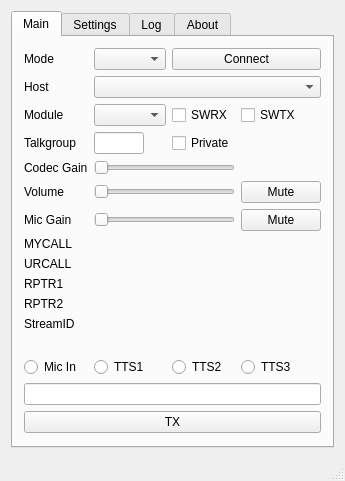
First picture: the form in dudestar.ui, repository ea5gvk/nostar-dudestar, before the edit.
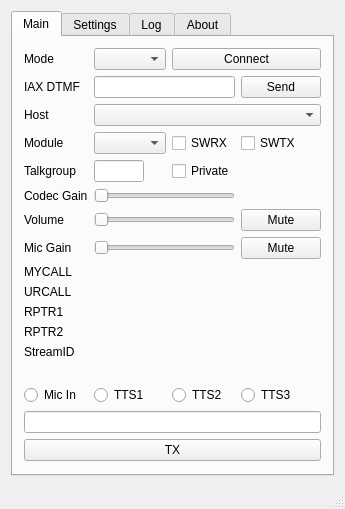
Second picture: the form after the edit. Icons and pictures are not drawn.

Diff of the .ui file:
```diff
--- a/dudestar.ui
+++ b/dudestar.ui
@@ -6,8 +6,8 @@
    <rect>
     <x>0</x>
     <y>0</y>
-    <width>318</width>
-    <height>459</height>
+    <width>338</width>
+    <height>471</height>
    </rect>
   </property>
   <property name="windowTitle">
@@ -35,137 +35,7 @@
         <string>Main</string>
        </attribute>
        <layout class="QGridLayout" name="gridLayout">
-        <item row="8" column="2" colspan="2">
-         <widget class="QSlider" name="sliderMic">
-          <property name="toolTip">
-           <string>Audio capture device gain adjust .</string>
-          </property>
-          <property name="orientation">
-           <enum>Qt::Horizontal</enum>
-          </property>
-         </widget>
-        </item>
         <item row="9" column="1">
-         <widget class="QLabel" name="label1">
-          <property name="sizePolicy">
-           <sizepolicy hsizetype="Preferred" vsizetype="Fixed">
-            <horstretch>0</horstretch>
-            <verstretch>0</verstretch>
-           </sizepolicy>
-          </property>
-          <property name="text">
-           <string>MYCALL</string>
-          </property>
-         </widget>
-        </item>
-        <item row="0" column="3" colspan="2">
-         <widget class="QPushButton" name="pushConnect">
-          <property name="text">
-           <string>Connect</string>
-          </property>
-         </widget>
-        </item>
-        <item row="15" column="2">
-         <widget class="QRadioButton" name="radioTTS1">
-          <property name="text">
-           <string>TTS1</string>
-          </property>
-         </widget>
-        </item>
-        <item row="10" column="2" colspan="3">
-         <widget class="QLabel" name="data2">
-          <property name="sizePolicy">
-           <sizepolicy hsizetype="Preferred" vsizetype="Fixed">
-            <horstretch>0</horstretch>
-            <verstretch>0</verstretch>
-           </sizepolicy>
-          </property>
-          <property name="text">
-           <string/>
-          </property>
-         </widget>
-        </item>
-        <item row="2" column="1">
-         <widget class="QLabel" name="labelModule">
-          <property name="text">
-           <string>Module</string>
-          </property>
-         </widget>
-        </item>
-        <item row="11" column="2" colspan="3">
-         <widget class="QLabel" name="data3">
-          <property name="sizePolicy">
-           <sizepolicy hsizetype="Preferred" vsizetype="Fixed">
-            <horstretch>0</horstretch>
-            <verstretch>0</verstretch>
-           </sizepolicy>
-          </property>
-          <property name="text">
-           <string/>
-          </property>
-         </widget>
-        </item>
-        <item row="3" column="1">
-         <widget class="QLabel" name="labelTalkgroup">
-          <property name="sizePolicy">
-           <sizepolicy hsizetype="Preferred" vsizetype="Fixed">
-            <horstretch>0</horstretch>
-            <verstretch>0</verstretch>
-           </sizepolicy>
-          </property>
-          <property name="text">
-           <string>Talkgroup</string>
-          </property>
-         </widget>
-        </item>
-        <item row="12" column="1">
-         <widget class="QLabel" name="label4">
-          <property name="sizePolicy">
-           <sizepolicy hsizetype="Preferred" vsizetype="Fixed">
-            <horstretch>0</horstretch>
-            <verstretch>0</verstretch>
-           </sizepolicy>
-          </property>
-          <property name="text">
-           <string>RPTR2</string>
-          </property>
-         </widget>
-        </item>
-        <item row="0" column="1">
-         <widget class="QLabel" name="labelMode">
-          <property name="text">
-           <string>Mode</string>
-          </property>
-         </widget>
-        </item>
-        <item row="12" column="2" colspan="3">
-         <widget class="QLabel" name="data4">
-          <property name="sizePolicy">
-           <sizepolicy hsizetype="Preferred" vsizetype="Fixed">
-            <horstretch>0</horstretch>
-            <verstretch>0</verstretch>
-           </sizepolicy>
-          </property>
-          <property name="text">
-           <string/>
-          </property>
-         </widget>
-        </item>
-        <item row="17" column="1" colspan="4">
-         <widget class="QPushButton" name="pushTX">
-          <property name="text">
-           <string>TX</string>
-          </property>
-         </widget>
-        </item>
-        <item row="5" column="1">
-         <widget class="QLabel" name="label">
-          <property name="text">
-           <string>Codec Gain</string>
-          </property>
-         </widget>
-        </item>
-        <item row="8" column="1">
          <widget class="QLabel" name="micLabel">
           <property name="sizePolicy">
            <sizepolicy hsizetype="Preferred" vsizetype="Fixed">
@@ -178,17 +48,7 @@
           </property>
          </widget>
         </item>
-        <item row="15" column="1">
-         <widget class="QRadioButton" name="radioMic">
-          <property name="text">
-           <string>Mic In</string>
-          </property>
-         </widget>
-        </item>
-        <item row="2" column="2">
-         <widget class="QComboBox" name="comboModule"/>
-        </item>
-        <item row="5" column="4">
+        <item row="6" column="4">
          <layout class="QHBoxLayout" name="horizontalLayout">
           <item>
            <widget class="QLabel" name="labelCodecGain">
@@ -199,14 +59,20 @@
           </item>
          </layout>
         </item>
-        <item row="15" column="4">
-         <widget class="QRadioButton" name="radioTTS3">
+        <item row="16" column="2">
+         <widget class="QRadioButton" name="radioTTS1">
           <property name="text">
-           <string>TTS3</string>
+           <string>TTS1</string>
           </property>
          </widget>
         </item>
-        <item row="11" column="1">
+        <item row="3" column="2">
+         <widget class="QComboBox" name="comboModule"/>
+        </item>
+        <item row="2" column="2" colspan="3">
+         <widget class="QComboBox" name="comboHost"/>
+        </item>
+        <item row="12" column="1">
          <widget class="QLabel" name="label3">
           <property name="sizePolicy">
            <sizepolicy hsizetype="Preferred" vsizetype="Fixed">
@@ -219,8 +85,8 @@
           </property>
          </widget>
         </item>
-        <item row="13" column="1">
-         <widget class="QLabel" name="label5">
+        <item row="10" column="2" colspan="3">
+         <widget class="QLabel" name="data1">
           <property name="sizePolicy">
            <sizepolicy hsizetype="Preferred" vsizetype="Fixed">
             <horstretch>0</horstretch>
@@ -228,11 +94,18 @@
            </sizepolicy>
           </property>
           <property name="text">
-           <string>StreamID</string>
+           <string/>
           </property>
          </widget>
         </item>
-        <item row="7" column="2" colspan="2">
+        <item row="9" column="4">
+         <widget class="QPushButton" name="pushMicMute">
+          <property name="text">
+           <string>Mute</string>
+          </property>
+         </widget>
+        </item>
+        <item row="8" column="2" colspan="2">
          <widget class="QSlider" name="sliderVolume">
           <property name="toolTip">
            <string>Codec output gain adjust.  This is not an audio device volume control.  0 = no adjustment to codec output.</string>
@@ -245,27 +118,46 @@
           </property>
          </widget>
         </item>
-        <item row="0" column="2">
-         <widget class="QComboBox" name="comboMode"/>
+        <item row="16" column="3">
+         <widget class="QRadioButton" name="radioTTS2">
+          <property name="text">
+           <string>TTS2</string>
+          </property>
+         </widget>
         </item>
-        <item row="16" column="1" colspan="4">
+        <item row="0" column="1">
+         <widget class="QLabel" name="labelMode">
+          <property name="text">
+           <string>Mode</string>
+          </property>
+         </widget>
+        </item>
+        <item row="6" column="2" colspan="2">
+         <widget class="QSlider" name="sliderCodecGain">
+          <property name="orientation">
+           <enum>Qt::Horizontal</enum>
+          </property>
+         </widget>
+        </item>
+        <item row="0" column="3" colspan="2">
+         <widget class="QPushButton" name="pushConnect">
+          <property name="text">
+           <string>Connect</string>
+          </property>
+         </widget>
+        </item>
+        <item row="16" column="1">
+         <widget class="QRadioButton" name="radioMic">
+          <property name="text">
+           <string>Mic In</string>
+          </property>
+         </widget>
+        </item>
+        <item row="17" column="1" colspan="4">
          <widget class="QLineEdit" name="editTTSTXT"/>
         </item>
-        <item row="2" column="4">
-         <widget class="QCheckBox" name="checkSWTX">
-          <property name="sizePolicy">
-           <sizepolicy hsizetype="Preferred" vsizetype="Fixed">
-            <horstretch>0</horstretch>
-            <verstretch>0</verstretch>
-           </sizepolicy>
-          </property>
-          <property name="text">
-           <string>SWTX</string>
-          </property>
-         </widget>
-        </item>
-        <item row="9" column="2" colspan="3">
-         <widget class="QLabel" name="data1">
+        <item row="15" column="1">
+         <widget class="QLabel" name="label6">
           <property name="sizePolicy">
            <sizepolicy hsizetype="Preferred" vsizetype="Fixed">
             <horstretch>0</horstretch>
@@ -277,7 +169,7 @@
           </property>
          </widget>
         </item>
-        <item row="7" column="1">
+        <item row="8" column="1">
          <widget class="QLabel" name="labelVolume">
           <property name="sizePolicy">
            <sizepolicy hsizetype="Fixed" vsizetype="Fixed">
@@ -291,7 +183,7 @@
          </widget>
         </item>
         <item row="13" column="2" colspan="3">
-         <widget class="QLabel" name="data5">
+         <widget class="QLabel" name="data4">
           <property name="sizePolicy">
            <sizepolicy hsizetype="Preferred" vsizetype="Fixed">
             <horstretch>0</horstretch>
@@ -303,14 +195,125 @@
           </property>
          </widget>
         </item>
-        <item row="2" column="3">
+        <item row="4" column="3">
+         <widget class="QCheckBox" name="checkPrivate">
+          <property name="text">
+           <string>Private</string>
+          </property>
+         </widget>
+        </item>
+        <item row="10" column="1">
+         <widget class="QLabel" name="label1">
+          <property name="sizePolicy">
+           <sizepolicy hsizetype="Preferred" vsizetype="Fixed">
+            <horstretch>0</horstretch>
+            <verstretch>0</verstretch>
+           </sizepolicy>
+          </property>
+          <property name="text">
+           <string>MYCALL</string>
+          </property>
+         </widget>
+        </item>
+        <item row="3" column="3">
          <widget class="QCheckBox" name="checkSWRX">
           <property name="text">
            <string>SWRX</string>
           </property>
          </widget>
         </item>
-        <item row="3" column="2">
+        <item row="3" column="1">
+         <widget class="QLabel" name="labelModule">
+          <property name="text">
+           <string>Module</string>
+          </property>
+         </widget>
+        </item>
+        <item row="16" column="4">
+         <widget class="QRadioButton" name="radioTTS3">
+          <property name="text">
+           <string>TTS3</string>
+          </property>
+         </widget>
+        </item>
+        <item row="2" column="1">
+         <widget class="QLabel" name="labelHost">
+          <property name="text">
+           <string>Host</string>
+          </property>
+         </widget>
+        </item>
+        <item row="9" column="2" colspan="2">
+         <widget class="QSlider" name="sliderMic">
+          <property name="toolTip">
+           <string>Audio capture device gain adjust .</string>
+          </property>
+          <property name="orientation">
+           <enum>Qt::Horizontal</enum>
+          </property>
+         </widget>
+        </item>
+        <item row="4" column="1">
+         <widget class="QLabel" name="labelTalkgroup">
+          <property name="sizePolicy">
+           <sizepolicy hsizetype="Preferred" vsizetype="Fixed">
+            <horstretch>0</horstretch>
+            <verstretch>0</verstretch>
+           </sizepolicy>
+          </property>
+          <property name="text">
+           <string>Talkgroup</string>
+          </property>
+         </widget>
+        </item>
+        <item row="8" column="4">
+         <widget class="QPushButton" name="pushVolMute">
+          <property name="text">
+           <string>Mute</string>
+          </property>
+         </widget>
+        </item>
+        <item row="6" column="1">
+         <widget class="QLabel" name="label">
+          <property name="text">
+           <string>Codec Gain</string>
+          </property>
+         </widget>
+        </item>
+        <item row="3" column="4">
+         <widget class="QCheckBox" name="checkSWTX">
+          <property name="sizePolicy">
+           <sizepolicy hsizetype="Preferred" vsizetype="Fixed">
+            <horstretch>0</horstretch>
+            <verstretch>0</verstretch>
+           </sizepolicy>
+          </property>
+          <property name="text">
+           <string>SWTX</string>
+          </property>
+         </widget>
+        </item>
+        <item row="18" column="1" colspan="4">
+         <widget class="QPushButton" name="pushTX">
+          <property name="text">
+           <string>TX</string>
+          </property>
+         </widget>
+        </item>
+        <item row="13" column="1">
+         <widget class="QLabel" name="label4">
+          <property name="sizePolicy">
+           <sizepolicy hsizetype="Preferred" vsizetype="Fixed">
+            <horstretch>0</horstretch>
+            <verstretch>0</verstretch>
+           </sizepolicy>
+          </property>
+          <property name="text">
+           <string>RPTR2</string>
+          </property>
+         </widget>
+        </item>
+        <item row="4" column="2">
          <widget class="QLineEdit" name="editTG">
           <property name="maximumSize">
            <size>
@@ -320,8 +323,8 @@
           </property>
          </widget>
         </item>
-        <item row="14" column="2" colspan="3">
-         <widget class="QLabel" name="data6">
+        <item row="11" column="2" colspan="3">
+         <widget class="QLabel" name="data2">
           <property name="sizePolicy">
            <sizepolicy hsizetype="Preferred" vsizetype="Fixed">
             <horstretch>0</horstretch>
@@ -333,17 +336,7 @@
           </property>
          </widget>
         </item>
-        <item row="1" column="2" colspan="3">
-         <widget class="QComboBox" name="comboHost"/>
-        </item>
-        <item row="1" column="1">
-         <widget class="QLabel" name="labelHost">
-          <property name="text">
-           <string>Host</string>
-          </property>
-         </widget>
-        </item>
-        <item row="10" column="1">
+        <item row="11" column="1">
          <widget class="QLabel" name="label2">
           <property name="sizePolicy">
            <sizepolicy hsizetype="Preferred" vsizetype="Fixed">
@@ -356,22 +349,8 @@
           </property>
          </widget>
         </item>
-        <item row="7" column="4">
-         <widget class="QPushButton" name="pushVolMute">
-          <property name="text">
-           <string>Mute</string>
-          </property>
-         </widget>
-        </item>
-        <item row="3" column="3">
-         <widget class="QCheckBox" name="checkPrivate">
-          <property name="text">
-           <string>Private</string>
-          </property>
-         </widget>
-        </item>
         <item row="14" column="1">
-         <widget class="QLabel" name="label6">
+         <widget class="QLabel" name="label5">
           <property name="sizePolicy">
            <sizepolicy hsizetype="Preferred" vsizetype="Fixed">
             <horstretch>0</horstretch>
@@ -379,28 +358,46 @@
            </sizepolicy>
           </property>
           <property name="text">
-           <string/>
+           <string>StreamID</string>
           </property>
          </widget>
         </item>
-        <item row="5" column="2" colspan="2">
-         <widget class="QSlider" name="sliderCodecGain">
-          <property name="orientation">
-           <enum>Qt::Horizontal</enum>
+        <item row="14" column="2" colspan="3">
+         <widget class="QLabel" name="data5">
+          <property name="sizePolicy">
+           <sizepolicy hsizetype="Preferred" vsizetype="Fixed">
+            <horstretch>0</horstretch>
+            <verstretch>0</verstretch>
+           </sizepolicy>
           </property>
+          <property name="text">
+           <string/>
+          </property>
          </widget>
         </item>
-        <item row="15" column="3">
-         <widget class="QRadioButton" name="radioTTS2">
+        <item row="12" column="2" colspan="3">
+         <widget class="QLabel" name="data3">
+          <property name="sizePolicy">
+           <sizepolicy hsizetype="Preferred" vsizetype="Fixed">
+            <horstretch>0</horstretch>
+            <verstretch>0</verstretch>
+           </sizepolicy>
+          </property>
           <property name="text">
-           <string>TTS2</string>
+           <string/>
           </property>
          </widget>
         </item>
-        <item row="8" column="4">
-         <widget class="QPushButton" name="pushMicMute">
+        <item row="15" column="2" colspan="3">
+         <widget class="QLabel" name="data6">
+          <property name="sizePolicy">
+           <sizepolicy hsizetype="Preferred" vsizetype="Fixed">
+            <horstretch>0</horstretch>
+            <verstretch>0</verstretch>
+           </sizepolicy>
+          </property>
           <property name="text">
-           <string>Mute</string>
+           <string/>
           </property>
          </widget>
         </item>
@@ -411,6 +408,26 @@
           </property>
          </layout>
         </item>
+        <item row="0" column="2">
+         <widget class="QComboBox" name="comboMode"/>
+        </item>
+        <item row="1" column="1">
+         <widget class="QLabel" name="labelIAXDTMF">
+          <property name="text">
+           <string>IAX DTMF</string>
+          </property>
+         </widget>
+        </item>
+        <item row="1" column="2" colspan="2">
+         <widget class="QLineEdit" name="editIAXDTMF"/>
+        </item>
+        <item row="1" column="4">
+         <widget class="QPushButton" name="pushIAXDTMF">
+          <property name="text">
+           <string>Send</string>
+          </property>
+         </widget>
+        </item>
        </layout>
       </widget>
       <widget class="QWidget" name="settingsTab">
```
Left out of the diff: 542 changed lines with no effect on the pictures.
